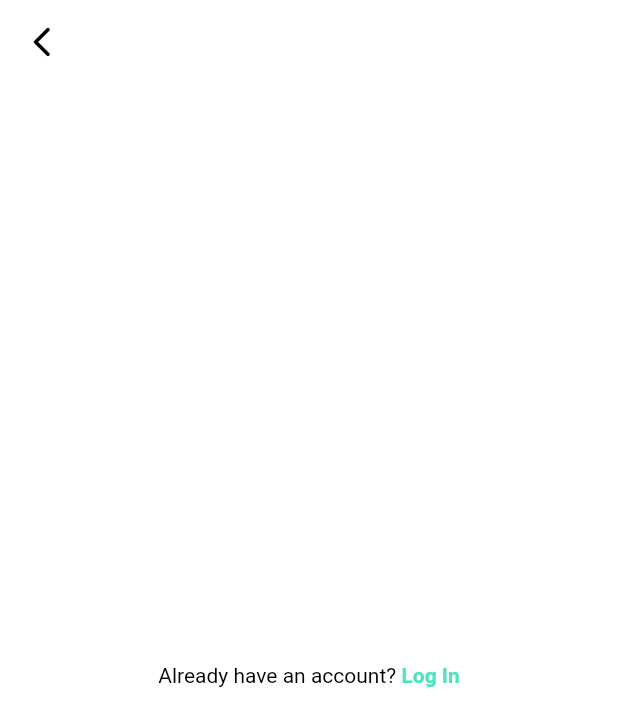
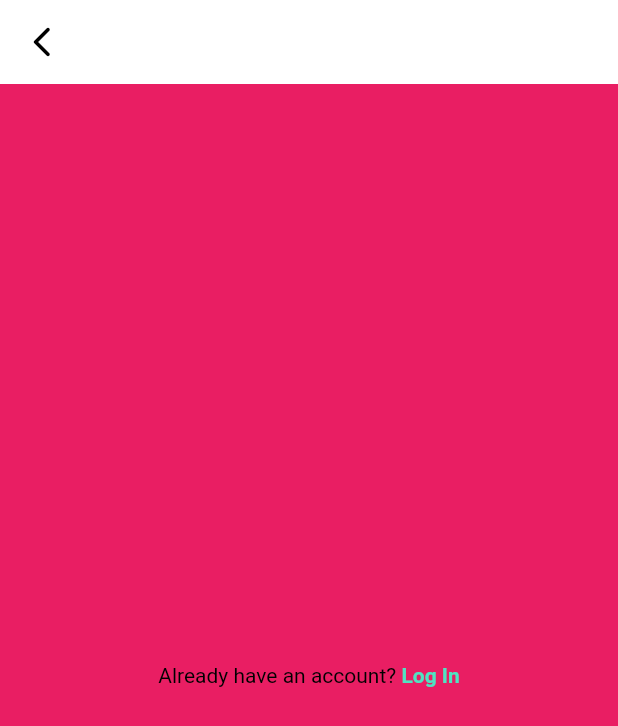
Before and after one commit to ameenakabir22/swiift-hq, a Flutter app: the SignUp screen opened directly, on a phone screen of 412 x 824 dp. Shown: the top 726 px of the screen. Run offline on Flutter 3.47's test engine with Material 3 defaults, Android fonts, the phone set to English and light mode, and no system bars; our stand-ins replace lottie, smooth_page_indicator.

Commit message:
i made an adjustment

```diff
--- a/lib/pages/signup.dart
+++ b/lib/pages/signup.dart
@@ -12,7 +12,7 @@ class _SignUpState extends State<SignUp> {
   @override
   Widget build(BuildContext context) {
     return Scaffold(
-      backgroundColor: Colors.white,
+      backgroundColor: Colors.pink,
       appBar: AppBar(
         backgroundColor: Colors.white,
         elevation: 0,
```
